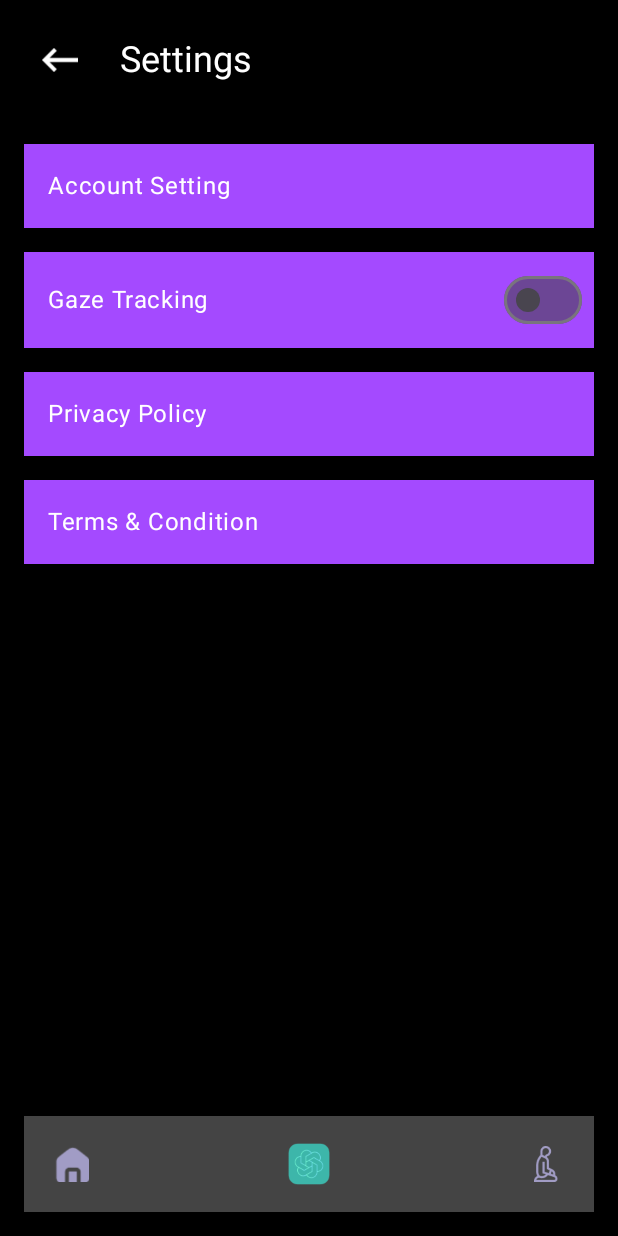
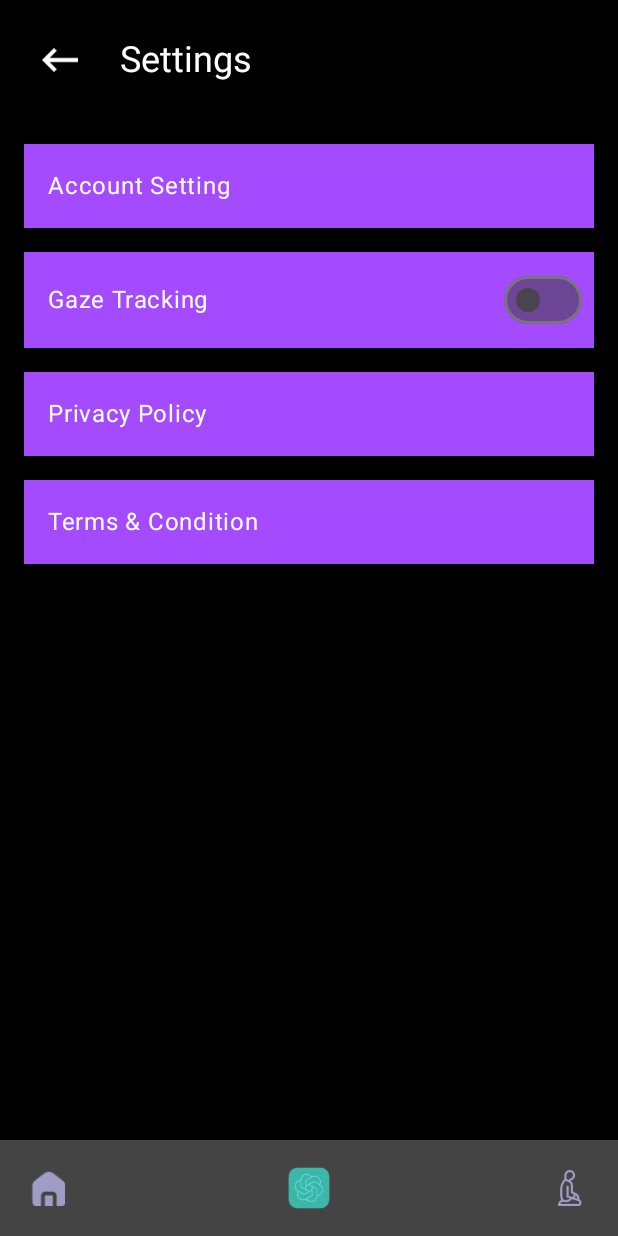
Before and after one commit to bwahyuh/QuranMe, an Android app built with Jetpack Compose: the @Preview function SettingsScreenPreview, on a phone screen of 412 x 824 dp. Run offline under Robolectric (Android 15) with nearby library versions, the phone set to English and light mode, and no system bars.

Commit message:
Update SettingScreen.kt

```diff
--- a/app/src/main/java/com/example/quranme/compose/page/SettingScreen.kt
+++ b/app/src/main/java/com/example/quranme/compose/page/SettingScreen.kt
@@ -56,6 +56,31 @@ fun SettingsScreen(onBackClick: () -> Unit) {
         Spacer(modifier = Modifier.height(16.dp))
         SettingItem(title = "Terms & Condition", color = Color(0xFFA44AFF))
 
+//        Spacer(modifier = Modifier.weight(1f))
+//        // BottomBar component here
+//        com.example.quranme.compose.ui.components.BottomBar(
+//            onHomeClick = { /* Handle home click */ },
+//            onGPTClick = { /* Handle GPT click */ },
+//            onScheduleClick = { /* Handle schedule click */ }
+//        )
+
+    }
+    Column(
+        modifier = Modifier
+            .fillMaxSize()
+            .padding(0.dp),
+        horizontalAlignment = Alignment.CenterHorizontally
+    ) {
+        // Top Bar with back button and title
+        Row(
+            modifier = Modifier
+                .fillMaxWidth()
+                .padding(bottom = 32.dp),
+            verticalAlignment = Alignment.CenterVertically
+        ) {
+
+        }
+
         Spacer(modifier = Modifier.weight(1f))
         // BottomBar component here
         com.example.quranme.compose.ui.components.BottomBar(
```
